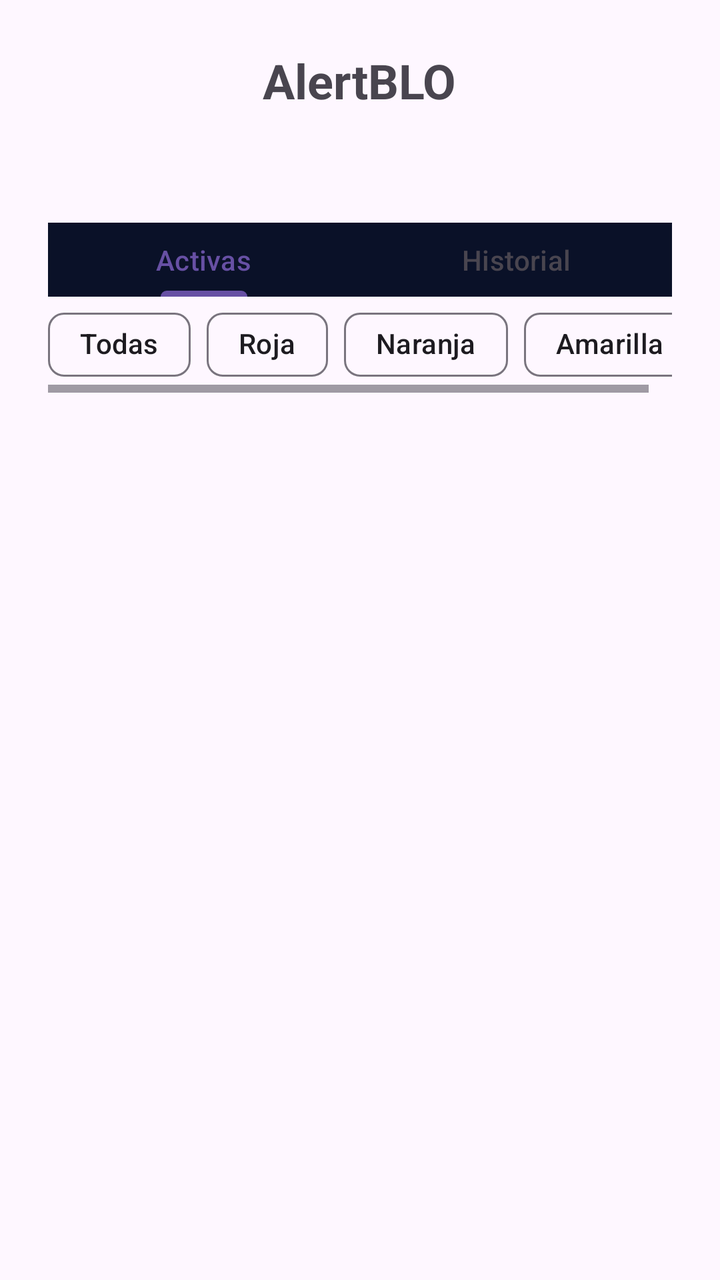
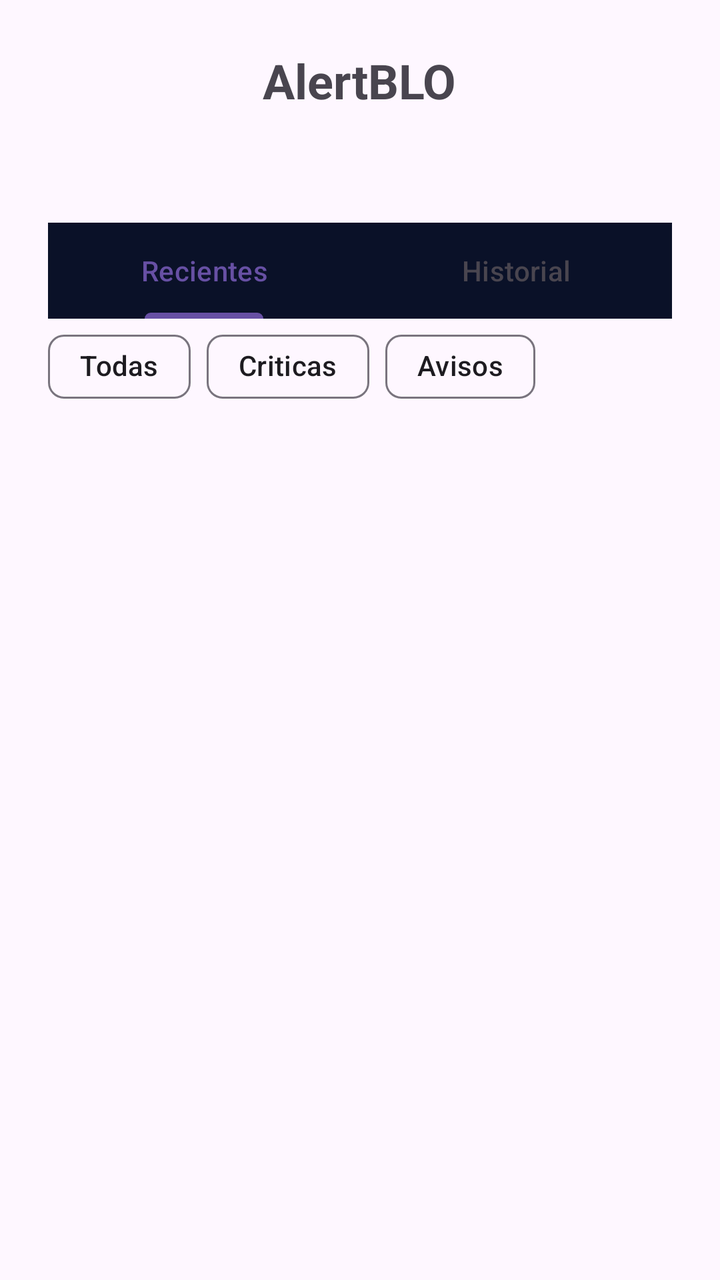

Before-and-after screenshots of an Android layout around one commit, followed by the original layout XML and the change that was made.
<!-- AndroidManifest.xml: application theme Theme.AlertBLO -->
<!-- res/layout/activity_main.xml -->
<?xml version="1.0" encoding="utf-8"?>
<LinearLayout xmlns:android="http://schemas.android.com/apk/res/android"
    android:layout_width="match_parent"
    android:layout_height="match_parent"
    android:gravity="center_horizontal"
    android:orientation="vertical"
    android:padding="24dp" >

    <TextView
        android:id="@+id/txtAppName"
        android:layout_width="wrap_content"
        android:layout_height="wrap_content"
        android:text="@string/txt_alert_blo"
        android:textSize="24sp"
        android:textStyle="bold" />

    <Space
        android:layout_width="match_parent"
        android:layout_height="55dp" />

    <com.google.android.material.tabs.TabLayout
        android:id="@+id/tabLayoutAlertas"
        android:layout_width="match_parent"
        android:layout_height="37dp"
        android:clickable="true"
        android:focusable="true"
        android:background="#0A1128" >

        <com.google.android.material.tabs.TabItem
            android:layout_width="wrap_content"
            android:layout_height="wrap_content"
            android:text="@string/txt_alertasactivas" />

        <com.google.android.material.tabs.TabItem
            android:layout_width="wrap_content"
            android:layout_height="wrap_content"
            android:text="@string/txt_historialalertas" />

    </com.google.android.material.tabs.TabLayout>

    <HorizontalScrollView
        android:layout_width="match_parent"
        android:layout_height="48dp">

        <com.google.android.material.chip.ChipGroup
            android:layout_width="wrap_content"
            android:layout_height="wrap_content">

            <com.google.android.material.chip.Chip
                android:id="@+id/chipTodas"
                android:layout_width="wrap_content"
                android:layout_height="wrap_content"
                android:text="@string/txt_todas" />

            <com.google.android.material.chip.Chip
                android:id="@+id/chipAlertaRoja"
                android:layout_width="wrap_content"
                android:layout_height="wrap_content"
                android:text="@string/txt_alertaroja" />

            <com.google.android.material.chip.Chip
                android:id="@+id/chipAlertaNaranja"
                android:layout_width="wrap_content"
                android:layout_height="wrap_content"
                android:text="@string/txt_alertanaranja" />

            <com.google.android.material.chip.Chip
                android:id="@+id/chipAlertaAmarilla"
                android:layout_width="wrap_content"
                android:layout_height="wrap_content"
                android:text="@string/txt_alertaamarilla" />

        </com.google.android.material.chip.ChipGroup>
    </HorizontalScrollView>

    <androidx.recyclerview.widget.RecyclerView
        android:id="@+id/recyclerViewAlertas"
        android:layout_width="match_parent"
        android:layout_height="0dp"
        android:layout_weight="1" />

</LinearLayout>
<!-- resources referenced by this layout -->
<resources>
  <string name="txt_alert_blo">AlertBLO</string>
  <string name="txt_alertaamarilla">Amarilla</string>
  <string name="txt_alertanaranja">Naranja</string>
  <string name="txt_alertaroja">Roja</string>
  <string name="txt_alertasactivas">Activas</string>
  <string name="txt_historialalertas">Historial</string>
  <string name="txt_todas">Todas</string>
  <style name="Theme.AlertBLO" parent="Base.Theme.AlertBLO" />
  <style name="Base.Theme.AlertBLO" parent="Theme.Material3.DayNight.NoActionBar">
          
          
      </style>
</resources>

<!-- the commit's change to res/layout/activity_main.xml (unified diff, before → after) -->
@@ -21,20 +21,22 @@
     <com.google.android.material.tabs.TabLayout
         android:id="@+id/tabLayoutAlertas"
         android:layout_width="match_parent"
-        android:layout_height="37dp"
+        android:layout_height="48dp"
         android:clickable="true"
         android:focusable="true"
         android:background="#0A1128" >
 
         <com.google.android.material.tabs.TabItem
+            android:id="@+id/alertas_recientes"
             android:layout_width="wrap_content"
             android:layout_height="wrap_content"
-            android:text="@string/txt_alertasactivas" />
+            android:text="@string/txt_alertas_recientes" />
 
         <com.google.android.material.tabs.TabItem
+            android:id="@+id/historial"
             android:layout_width="wrap_content"
             android:layout_height="wrap_content"
-            android:text="@string/txt_historialalertas" />
+            android:text="@string/txt_historial_alertas" />
 
     </com.google.android.material.tabs.TabLayout>
 
@@ -53,22 +55,16 @@
                 android:text="@string/txt_todas" />
 
             <com.google.android.material.chip.Chip
-                android:id="@+id/chipAlertaRoja"
+                android:id="@+id/chipAlertaCritica"
                 android:layout_width="wrap_content"
                 android:layout_height="wrap_content"
-                android:text="@string/txt_alertaroja" />
+                android:text="@string/txt_critica"/>
 
             <com.google.android.material.chip.Chip
-                android:id="@+id/chipAlertaNaranja"
+                android:id="@+id/chipAlertaNormal"
                 android:layout_width="wrap_content"
                 android:layout_height="wrap_content"
-                android:text="@string/txt_alertanaranja" />
-
-            <com.google.android.material.chip.Chip
-                android:id="@+id/chipAlertaAmarilla"
-                android:layout_width="wrap_content"
-                android:layout_height="wrap_content"
-                android:text="@string/txt_alertaamarilla" />
+                android:text="@string/txt_aviso" />
 
         </com.google.android.material.chip.ChipGroup>
     </HorizontalScrollView>
<!-- resource entries referenced after the edit -->
@@ -1,11 +1,10 @@
 <!-- resources referenced by this layout -->
 <resources>
   <string name="txt_alert_blo">AlertBLO</string>
-  <string name="txt_alertaamarilla">Amarilla</string>
-  <string name="txt_alertanaranja">Naranja</string>
-  <string name="txt_alertaroja">Roja</string>
-  <string name="txt_alertasactivas">Activas</string>
-  <string name="txt_historialalertas">Historial</string>
+  <string name="txt_alertas_recientes">Recientes</string>
+  <string name="txt_aviso">Avisos</string>
+  <string name="txt_critica">Criticas</string>
+  <string name="txt_historial_alertas">Historial</string>
   <string name="txt_todas">Todas</string>
   <style name="Theme.AlertBLO" parent="Base.Theme.AlertBLO" />
   <style name="Base.Theme.AlertBLO" parent="Theme.Material3.DayNight.NoActionBar">
